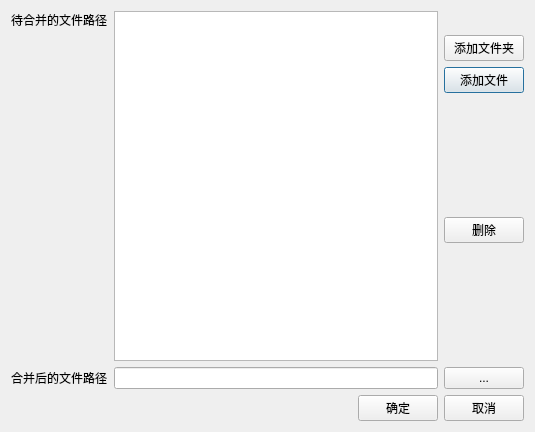
Above: FileWrapper/dlgmergefile.ui from lujiajingcn/FileWrapper before the change. Below: the same form after it.
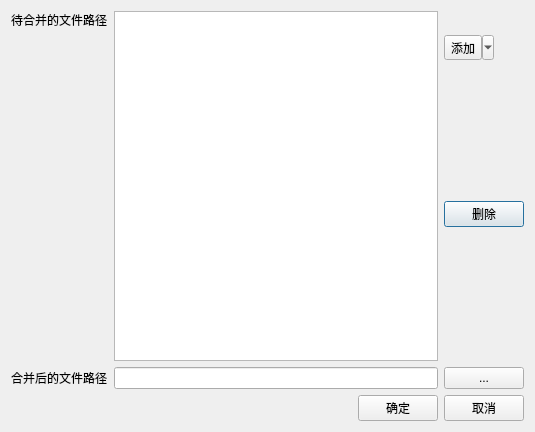
That is the form after the change.

Commit message:
feat(ui): 合并对话框的"添加文件/添加文件夹"收敛为一个添加入口
两个按钮并不真正重复，但并列摆着容易让人以为重叠：
- 添加文件：挑几个具体文件（可跨目录多选）
- 添加文件夹：整个目录递归合并（合并时由 MainWindow 用 FindFile 展开子目录）
只保留一个会丢掉一种粒度，因此收敛为**一个入口 + 菜单**：

- 右侧改成一个 QToolButton btnAdd（MenuButtonPopup）：
  点击按钮主体 = 添加文件（默认、最常用）；点右侧箭头 = 菜单选择
  「添加文件… / 添加文件夹…」。
- tooltip 写清两种用法；「删除」按钮 tooltip 补充"Ctrl/Shift 多选、也可按 Delete"。
- 新增 addPathItem() 统一去重+追加，原 on_btnAddFile/on_btnAddDir 两个槽删除。
- 对话框布局保持原网格，只留一个添加按钮。

验证：新增 H5 断言（btnAdd 为 QToolButton、菜单恰好 2 个动作且分别含
"添加文件"/"添加文件夹"、旧 btnAddFile/btnAddDir 已不存在）；
测试 177 项全 PASS；真实程序 8/8 插件加载；构建 0 error 0 warning。

What changed in the file:
```diff
--- a/FileWrapper/dlgmergefile.ui
+++ b/FileWrapper/dlgmergefile.ui
@@ -40,9 +40,18 @@
          <item row="1" column="2">
           <layout class="QGridLayout" name="gridLayout_2">
            <item row="1" column="0">
-            <widget class="QPushButton" name="btnAddFile">
+            <widget class="QToolButton" name="btnAdd">
              <property name="text">
-              <string>添加文件</string>
+              <string>添加</string>
+             </property>
+             <property name="toolTip">
+              <string>点击添加文件；点右侧箭头可选「添加文件夹」（整个目录递归合并）</string>
+             </property>
+             <property name="popupMode">
+              <enum>QToolButton::MenuButtonPopup</enum>
+             </property>
+             <property name="toolButtonStyle">
+              <enum>Qt::ToolButtonTextOnly</enum>
              </property>
             </widget>
            </item>
@@ -66,13 +75,6 @@
              </property>
             </spacer>
            </item>
-           <item row="0" column="0">
-            <widget class="QPushButton" name="btnAddDir">
-             <property name="text">
-              <string>添加文件夹</string>
-             </property>
-            </widget>
-           </item>
            <item row="4" column="0">
             <spacer name="verticalSpacer_2">
              <property name="orientation">
```
Left out of the diff: 3 changed lines with no effect on the pictures. The commit also changes 2 other files.
